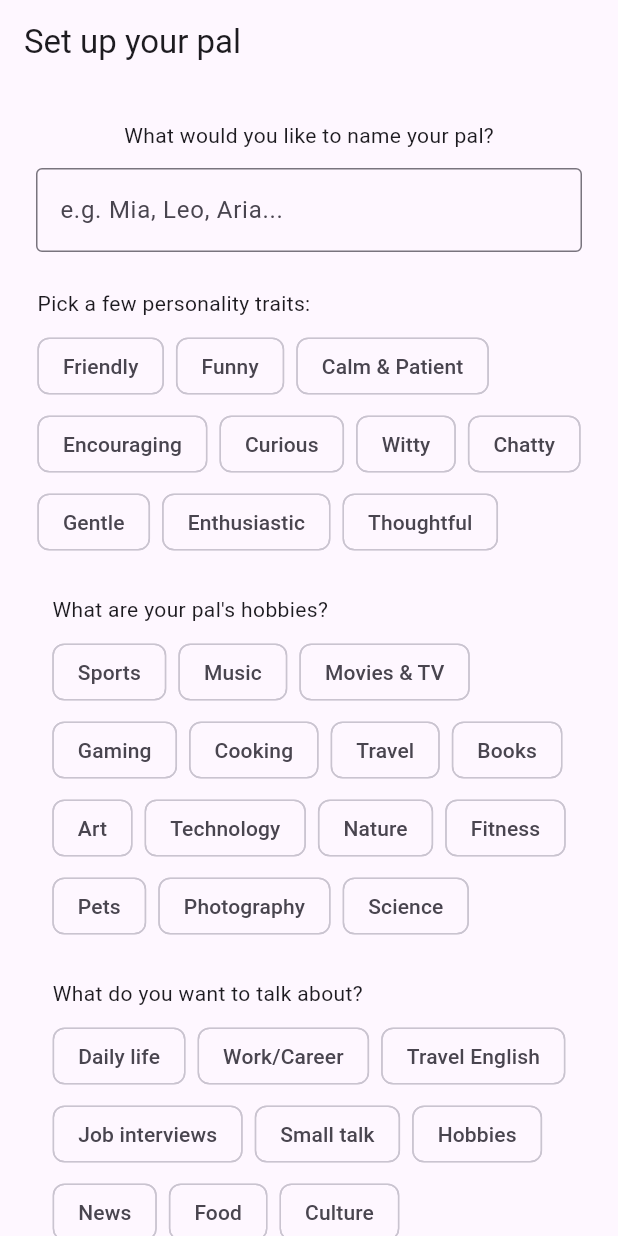
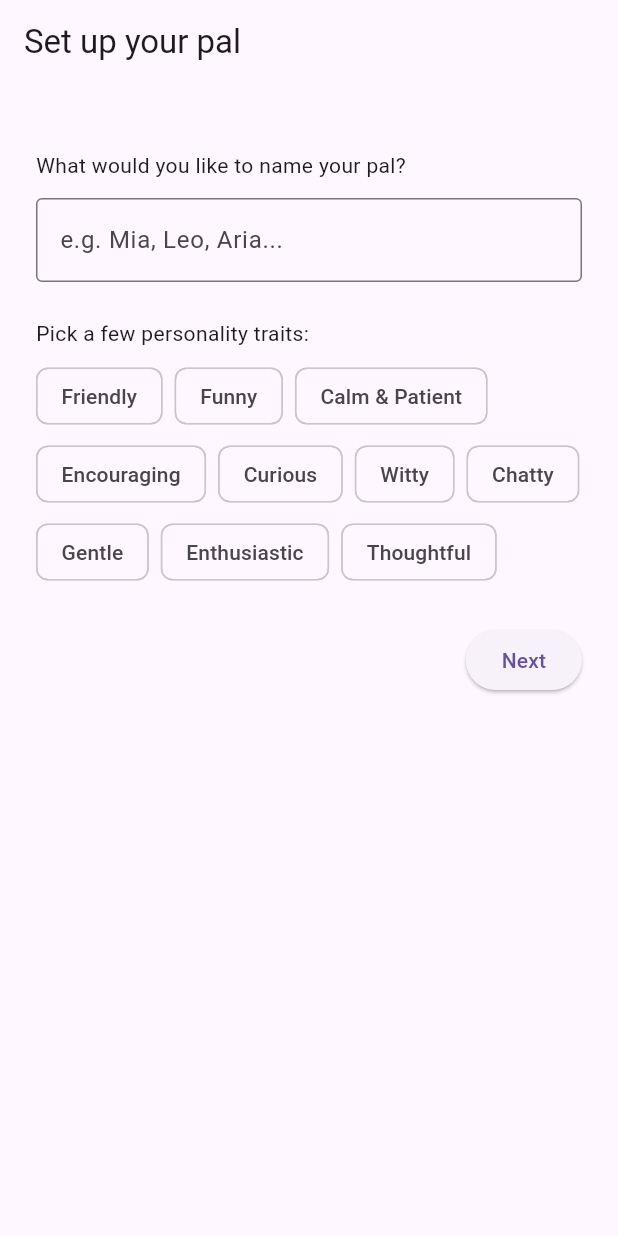
Before and after one commit to fatjudy/english_pal, a Flutter app: the screen it shows after launch, on a phone screen of 412 x 824 dp. Run offline on Flutter 3.47's test engine with Material 3 defaults, Android fonts, the phone set to English and light mode, and no system bars; our stand-ins replace shared_preferences.

Commit message:
Build multi-step setup wizard (name, personality, hobbies, topics, level)

```diff
--- a/lib/main.dart
+++ b/lib/main.dart
@@ -257,6 +257,7 @@ class SetupScreen extends StatefulWidget {
 
 class _SetupScreenState extends State<SetupScreen> {
   final TextEditingController _nameController = TextEditingController();
+  final PageController _pageController = PageController();
   final List<String> _personalityOptions = [
     'Friendly', 'Funny', 'Calm & Patient', 'Encouraging', 'Curious',
     'Witty', 'Chatty', 'Gentle', 'Enthusiastic', 'Thoughtful',
@@ -276,6 +277,8 @@ class _SetupScreenState extends State<SetupScreen> {
     'Shopping', 'Health',
   ];
   final Set<String> _selectedTopics = {};
+
+  String _selectedLevel = 'Intermediate';
 
   Widget _chipSection(String label, List<String> options, Set<String> selected) {
     return Column(
@@ -308,15 +311,40 @@ class _SetupScreenState extends State<SetupScreen> {
     );
   }
 
+  Widget _nextButton() {
+    return Align(
+      alignment: Alignment.centerRight,
+      child: ElevatedButton(
+        onPressed: () {
+          _pageController.nextPage(
+            duration: const Duration(milliseconds: 300),
+            curve: Curves.easeInOut,
+          );
+        },
+        child: const Text('Next'),
+      ),
+    );
+  }
+
+  Widget _wizardPage(List<Widget> children) {
+    return SingleChildScrollView(
+      padding: const EdgeInsets.all(24),
+      child: Column(
+        crossAxisAlignment: CrossAxisAlignment.start,
+        children: children,
+      ),
+    );
+  }
+
   @override
   Widget build(BuildContext context) {
     return Scaffold(
       appBar: AppBar(title: const Text('Set up your pal')),
-      body: SingleChildScrollView(
-        padding: const EdgeInsets.all(24),
-        child: Column(
-          mainAxisAlignment: MainAxisAlignment.start,
+      body: PageView(
+        controller: _pageController,
         children: [
+          _wizardPage([
+            const SizedBox(height: 20),
             const Text('What would you like to name your pal?'),
             const SizedBox(height: 12),
             TextField(
@@ -329,43 +357,57 @@ class _SetupScreenState extends State<SetupScreen> {
             const SizedBox(height: 24),
             _chipSection('Pick a few personality traits:', _personalityOptions,
                 _selectedPersonalities),
+            _nextButton(),
+          ]),
+          _wizardPage([
+            const SizedBox(height: 20),
             _chipSection("What are your pal's hobbies?", _hobbyOptions,
                 _selectedHobbies),
+            _nextButton(),
+          ]),
+          _wizardPage([
+            const SizedBox(height: 20),
             _chipSection('What do you want to talk about?', _topicOptions,
                 _selectedTopics),
+            _nextButton(),
+          ]),
+          _wizardPage([
+            const SizedBox(height: 20),
+            const Text('Your English level:'),
             const SizedBox(height: 8),
             Wrap(
               spacing: 8,
-              runSpacing: 4,
               children: [
-                for (final option in _personalityOptions)
-                  FilterChip(
-                    label: Text(option),
-                    selected: _selectedPersonalities.contains(option),
+                for (final level in ['Beginner', 'Intermediate', 'Advanced'])
+                  ChoiceChip(
+                    label: Text(level),
+                    selected: _selectedLevel == level,
                     onSelected: (isSelected) {
                       setState(() {
-                        if (isSelected) {
-                          _selectedPersonalities.add(option);
-                        } else {
-                          _selectedPersonalities.remove(option);
-                        }
+                        _selectedLevel = level;
                       });
                     },
                   ),
               ],
             ),
-            const SizedBox(height: 24),
-            ElevatedButton(
+            const SizedBox(height: 32),
+            SizedBox(
+              width: double.infinity,
+              child: ElevatedButton(
                 onPressed: () {
                   Navigator.push(
                     context,
                     MaterialPageRoute(builder: (context) => const ChatScreen()),
                   );
                 },
-              child: const Text('Continue'),
+                child: const Padding(
+                  padding: EdgeInsets.all(14),
+                  child: Text('Start', style: TextStyle(fontSize: 18)),
                 ),
+              ),
+            ),
+          ]),
         ],
-        ),
       ),
     );
   }
```
Lines whose indentation alone changed are shown as unchanged.
